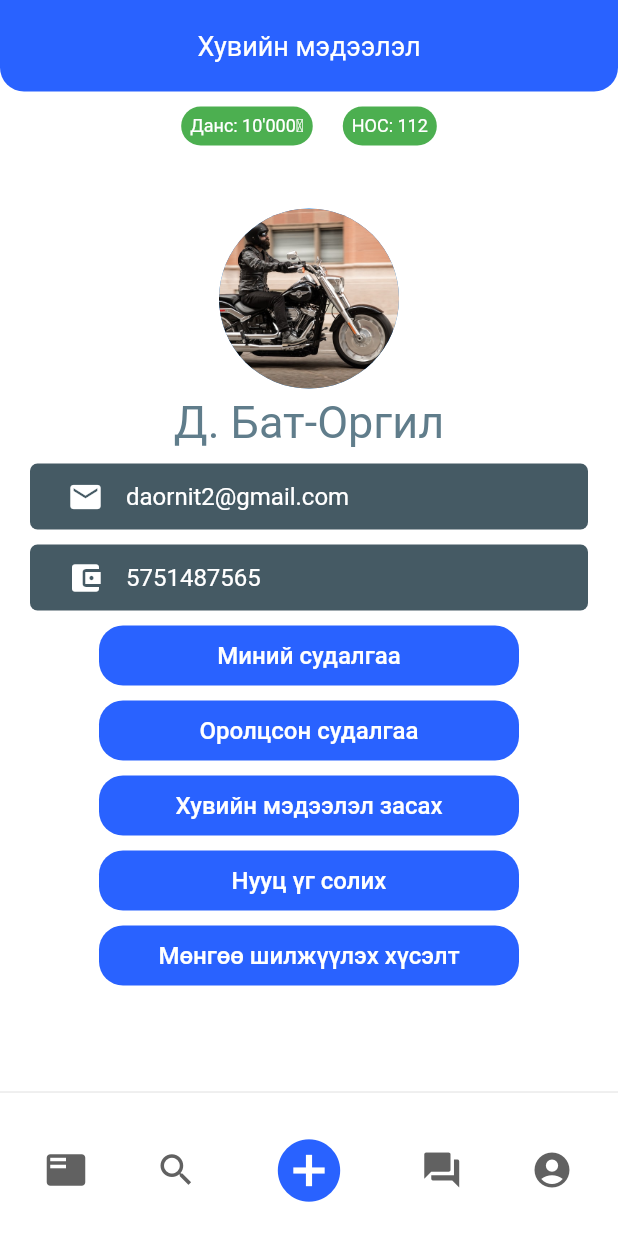
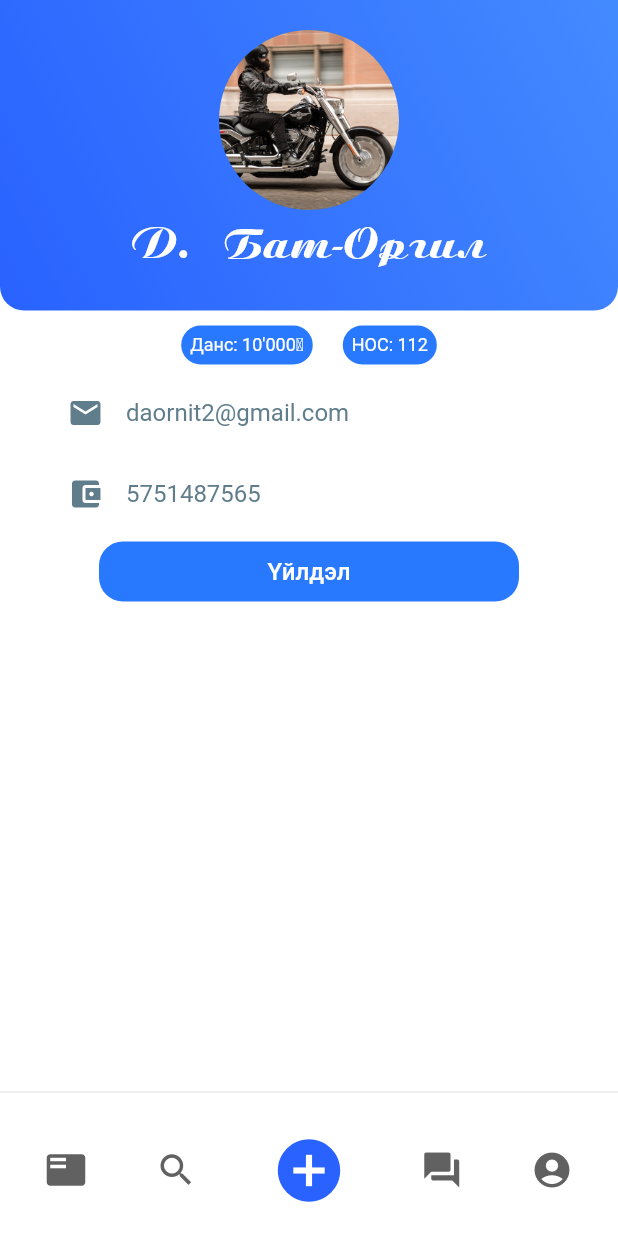
Before and after one commit to Daornit/survey_income, a Flutter app: the AccountRoute screen opened by its route, on a phone screen of 412 x 824 dp. Run offline on Flutter 3.47's test engine with Material 2 defaults, Android fonts, the phone set to English and light mode, and no system bars; our stand-ins replace smooth_page_indicator; missing offline and left inert: floating_search_bar.

Commit message:
account sceen UI comp

```diff
--- a/lib/components/custom-button.dart
+++ b/lib/components/custom-button.dart
@@ -15,7 +15,7 @@ class CustomButton extends StatelessWidget {
         onPressed: onPressed,
         child: Container(
           decoration: new BoxDecoration(
-              color: Colors.blueAccent.shade700,
+              color: Colors.blueAccent.shade400,
               borderRadius: new BorderRadius.only(
                 topLeft: const Radius.circular(16.0),
                 topRight: const Radius.circular(16.0),
--- a/lib/components/custom-title-bar.dart
+++ b/lib/components/custom-title-bar.dart
@@ -11,7 +11,14 @@ class CustomTitleBar extends StatelessWidget {
       child: Container(
         padding: EdgeInsets.all(20.0),
         decoration: new BoxDecoration(
-          color: Colors.blueAccent.shade700,
+          gradient: LinearGradient(
+            begin: Alignment.topRight,
+            end: Alignment.bottomLeft,
+            colors: [
+              Colors.blueAccent.shade200,
+              Colors.blueAccent.shade700,
+            ],
+          ),
           borderRadius: new BorderRadius.only(
             bottomLeft: const Radius.circular(16.0),
             bottomRight: const Radius.circular(16.0),
--- a/lib/components/custom_layout.dart
+++ b/lib/components/custom_layout.dart
@@ -8,6 +8,60 @@ class CustomLayout extends StatelessWidget {
   Widget build(BuildContext context) {
     return Scaffold(
       backgroundColor: Colors.blueAccent.shade700,
+      drawer: Drawer(
+        child: Column(
+          children: [
+            Expanded(
+              flex: 2,
+              child: Container(
+                width: MediaQuery.of(context).size.width * 0.85,
+                child: DrawerHeader(
+                  decoration: BoxDecoration(
+                      image: DecorationImage(
+                          image: AssetImage("assets/images/drawer-bg.jpg"),
+                          fit: BoxFit.cover)),
+                  child: null,
+                ),
+              ),
+            ),
+            Expanded(
+              flex: 4,
+              child: ListView(children: [
+                ListTile(
+                  title: Text("Мөнгө шилжүүлэх хүсэлт"),
+                  onTap: () {
+                    Navigator.of(context).pop();
+                  },
+                ),
+                ListTile(
+                  title: Text("Оролцсон судалгаанууд"),
+                  onTap: () {
+                    Navigator.of(context).pop();
+                  },
+                ),
+                ListTile(
+                  title: Text("Миний судалгаа"),
+                  onTap: () {
+                    Navigator.of(context).pop();
+                  },
+                ),
+                ListTile(
+                  title: Text("Нууц үг солих"),
+                  onTap: () {
+                    Navigator.of(context).pop();
+                  },
+                ),
+                ListTile(
+                  title: Text("Хувийн мэдээлэл засах"),
+                  onTap: () {
+                    Navigator.of(context).pop();
+                  },
+                ),
+              ]),
+            )
+          ],
+        ),
+      ),
       body: SafeArea(
         child: Container(
           color: Colors.white,
--- a/lib/components/slider.dart
+++ b/lib/components/slider.dart
@@ -29,7 +29,7 @@ class _CustomSliderState extends State<CustomSlider> {
                   decoration: BoxDecoration(
                     image: DecorationImage(
                         fit: BoxFit.cover,
-                        image: AssetImage('images/img1.jpeg')),
+                        image: AssetImage('assets/images/img1.jpeg')),
                     borderRadius: BorderRadius.all(Radius.circular(15.0)),
                     color: Colors.redAccent,
                   ),
@@ -43,7 +43,7 @@ class _CustomSliderState extends State<CustomSlider> {
                   decoration: BoxDecoration(
                     image: DecorationImage(
                         fit: BoxFit.cover,
-                        image: AssetImage('images/img2.jpeg')),
+                        image: AssetImage('assets/images/img2.jpeg')),
                     borderRadius: BorderRadius.all(Radius.circular(15.0)),
                     color: Colors.redAccent,
                   ),
@@ -54,7 +54,7 @@ class _CustomSliderState extends State<CustomSlider> {
           SizedBox(height: 16),
           Padding(
             padding: const EdgeInsets.only(top: 16, bottom: 8),
-            child: Text("Сүүлийн үеийн судалгаанууд"),
+            child: Text("Сүүлийн үеийн"),
           ),
           Container(
             child: SmoothPageIndicator(
--- a/lib/routes/account.dart
+++ b/lib/routes/account.dart
@@ -3,6 +3,8 @@ import 'package:flutter/material.dart';
 import 'package:flutter/rendering.dart';
 import 'package:surveyincome/components/custom-button.dart';
 import 'package:surveyincome/components/custom-title-bar.dart';
+
+import '../components/custom-button.dart';
 
 class AccountRoute extends StatefulWidget {
   @override
@@ -14,8 +16,44 @@ class _AccountRouteState extends State<AccountRoute> {
   Widget build(BuildContext context) {
     return Column(
       children: <Widget>[
-        CustomTitleBar(
-          title: 'Хувийн мэдээлэл',
+        Container(
+          width: double.infinity,
+          child: Container(
+            padding: EdgeInsets.all(20.0),
+            decoration: new BoxDecoration(
+              gradient: LinearGradient(
+                begin: Alignment.topRight,
+                end: Alignment.bottomLeft,
+                colors: [
+                  Colors.blueAccent.shade200,
+                  Colors.blueAccent.shade700,
+                ],
+              ),
+              borderRadius: new BorderRadius.only(
+                bottomLeft: const Radius.circular(16.0),
+                bottomRight: const Radius.circular(16.0),
+              ),
+            ),
+            child: Column(
+              children: <Widget>[
+                CircleAvatar(
+                  radius: 60.0,
+                  backgroundImage: AssetImage('assets/images/img1.jpeg'),
+                ),
+                SizedBox(
+                  height: 5.0,
+                ),
+                Text(
+                  'Д. Бат-Оргил',
+                  style: TextStyle(
+                    color: Colors.white,
+                    fontSize: 30.0,
+                    fontFamily: "BoyarskyMon",
+                  ),
+                ),
+              ],
+            ),
+          ),
         ),
         Row(
           mainAxisAlignment: MainAxisAlignment.center,
@@ -24,7 +62,7 @@ class _AccountRouteState extends State<AccountRoute> {
               margin: EdgeInsets.all(10.0),
               padding: EdgeInsets.all(6.0),
               decoration: new BoxDecoration(
-                color: Colors.green,
+                color: Colors.blueAccent.shade400,
                 borderRadius: new BorderRadius.only(
                   topLeft: const Radius.circular(16.0),
                   topRight: const Radius.circular(16.0),
@@ -41,7 +79,7 @@ class _AccountRouteState extends State<AccountRoute> {
               margin: EdgeInsets.all(10.0),
               padding: EdgeInsets.all(6.0),
               decoration: new BoxDecoration(
-                color: Colors.green,
+                color: Colors.blueAccent.shade400,
                 borderRadius: new BorderRadius.only(
                   topLeft: const Radius.circular(16.0),
                   topRight: const Radius.circular(16.0),
@@ -56,23 +94,6 @@ class _AccountRouteState extends State<AccountRoute> {
             ),
           ],
         ),
-        SizedBox(
-          height: 32.0,
-        ),
-        CircleAvatar(
-          radius: 60.0,
-          backgroundImage: AssetImage('images/img1.jpeg'),
-        ),
-        SizedBox(
-          height: 5.0,
-        ),
-        Text(
-          'Д. Бат-Оргил',
-          style: TextStyle(color: Colors.blueGrey, fontSize: 30.0),
-        ),
-        SizedBox(
-          height: 10.0,
-        ),
         Container(
           margin: EdgeInsets.fromLTRB(20.0, 0, 20.0, 10.0),
           padding: const EdgeInsets.fromLTRB(25.0, 10, 10, 10),
@@ -80,19 +101,19 @@ class _AccountRouteState extends State<AccountRoute> {
             children: <Widget>[
               Icon(
                 Icons.email,
-                color: Colors.white,
+                color: Colors.blueGrey,
               ),
               SizedBox(
                 width: 15.0,
               ),
               Text(
                 'daornit2@gmail.com',
-                style: TextStyle(color: Colors.white, fontSize: 16.0),
+                style: TextStyle(color: Colors.blueGrey, fontSize: 16.0),
               ),
             ],
           ),
           decoration: new BoxDecoration(
-            color: Colors.blueGrey.shade700,
+            color: Colors.transparent,
             borderRadius: new BorderRadius.only(
               topLeft: const Radius.circular(5.0),
               topRight: const Radius.circular(5.0),
@@ -108,19 +129,19 @@ class _AccountRouteState extends State<AccountRoute> {
             children: <Widget>[
               Icon(
                 Icons.account_balance_wallet,
-                color: Colors.white,
+                color: Colors.blueGrey,
               ),
               SizedBox(
                 width: 15.0,
               ),
               Text(
                 '5751487565',
-                style: TextStyle(color: Colors.white, fontSize: 16.0),
+                style: TextStyle(color: Colors.blueGrey, fontSize: 16.0),
               ),
             ],
           ),
           decoration: new BoxDecoration(
-            color: Colors.blueGrey.shade700,
+            color: Colors.transparent,
             borderRadius: new BorderRadius.only(
               topLeft: const Radius.circular(5.0),
               topRight: const Radius.circular(5.0),
@@ -130,25 +151,10 @@ class _AccountRouteState extends State<AccountRoute> {
           ),
         ),
         CustomButton(
-          text: "Миний судалгаа",
-          onPressed: () {},
-        ),
-        CustomButton(
-          text: "Оролцсон судалгаа",
-          onPressed: () {},
-        ),
-        CustomButton(
-          text: "Хувийн мэдээлэл засах",
-          onPressed: () {},
-        ),
-        CustomButton(
-          text: "Нууц үг солих",
-          onPressed: () {},
-        ),
-        CustomButton(
-          text: "Мөнгөө шилжүүлэх хүсэлт",
-          onPressed: () {},
-        ),
+            text: "Үйлдэл",
+            onPressed: () {
+              Scaffold.of(context).openDrawer();
+            }),
       ],
     );
   }
--- a/lib/routes/home.dart
+++ b/lib/routes/home.dart
@@ -10,14 +10,11 @@ class HomeRoute extends StatelessWidget {
   Widget build(BuildContext context) {
     return Column(
       children: <Widget>[
-        Expanded(
-          flex: 3,
-          child: Container(
-            child: CustomSlider(),
-          ),
+        Container(
+          margin: EdgeInsets.fromLTRB(0, 0, 0, 10),
+          child: CustomSlider(),
         ),
         Expanded(
-          flex: 5,
           child: ListView(
             children: <Widget>[
               Container(
--- a/pubspec.yaml
+++ b/pubspec.yaml
@@ -22,8 +22,12 @@ flutter:
   uses-material-design: true
 
   assets:
-    - images/
+    - assets/images/
 
+  fonts:
+    - family: BoyarskyMon
+      fonts:
+        - asset: assets/fonts/BoyarskyMon.ttf
   # An image asset can refer to one or more resolution-specific "variants", see
   # https://flutter.dev/assets-and-images/#resolution-aware.
 
```
Also changed, not shown: assets/fonts/BoyarskyMon.ttf (added), assets/images/drawer-bg.jpg (added), assets/images/img1.jpeg (renamed from images/img1.jpeg), assets/images/img2.jpeg (renamed from images/img2.jpeg), pubspec.lock.
